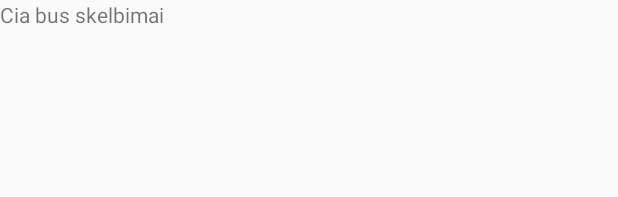
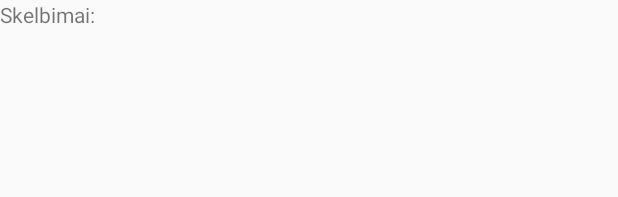
Before and after one commit to AurimasJa/Real-estate, an Android app: the layout skelbimaidesign.xml on its own in the app's theme, with its tools: preview values and no code run, on a phone screen of 412 x 824 dp. Shown: the top 197 px of the screen. Run offline under Robolectric (Android 15) with nearby library versions, the light colour scheme and no system bars.

Commit message:
skelbimai

```diff
--- a/app/src/main/res/values/strings.xml
+++ b/app/src/main/res/values/strings.xml
@@ -6,7 +6,7 @@
     <string name="textview">TextView</string>
     <string name="textview1">Textview1</string>
 
-    <string name="skelbimaitext">Cia bus skelbimai</string>
+    <string name="skelbimaitext">Skelbimai:</string>
     <string name="Prisijungimas">Prisijungimas</string>
 
     <string name="Jungtis">Jungtis</string>
```
